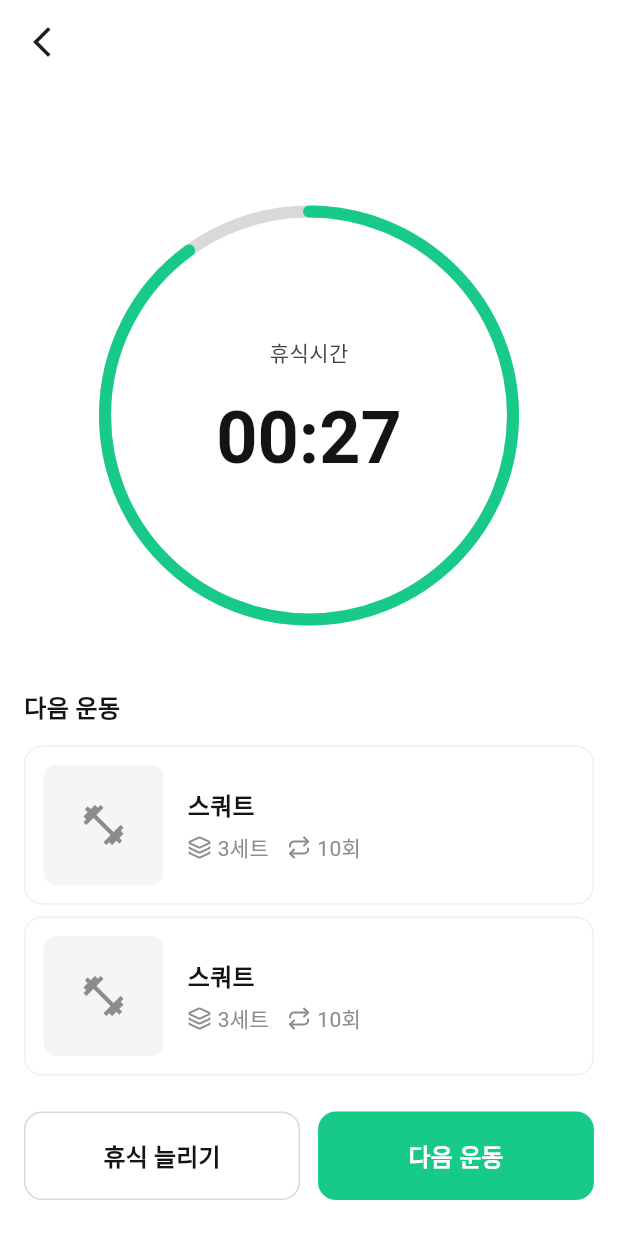
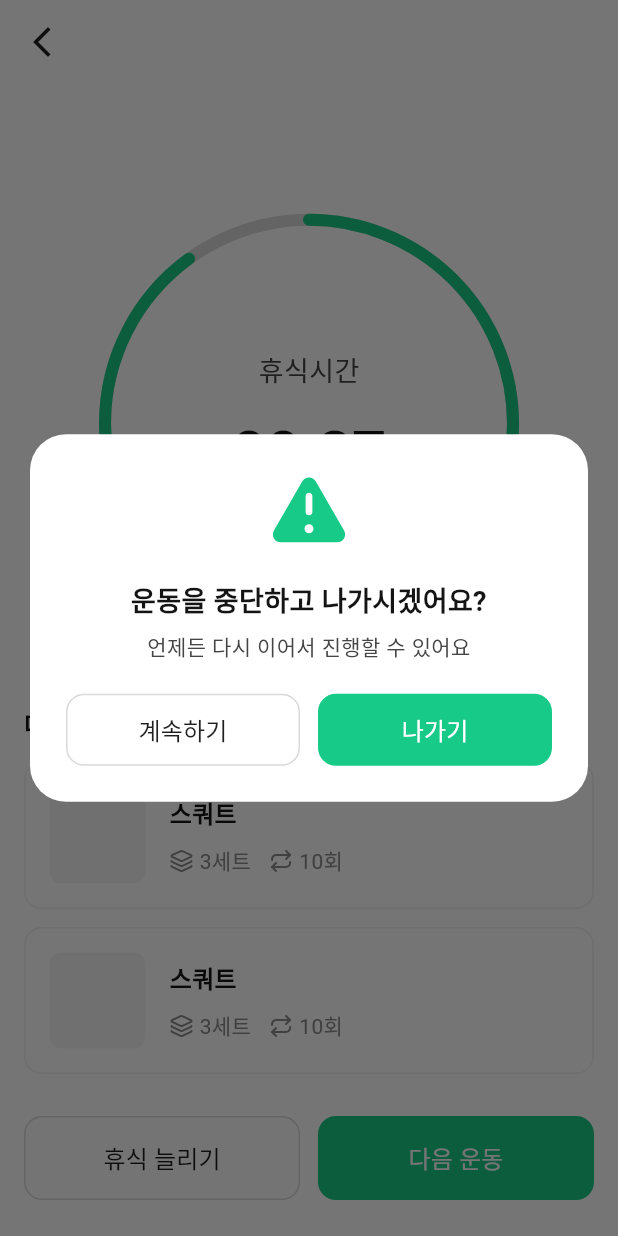
Before and after one commit to MEDILUX-club/DDUDUK, a Flutter app: the ExerciseRestScreen screen opened by its route, after a tap on the "arrow back ios new" icon, on a phone screen of 412 x 824 dp. Run offline on Flutter 3.47's test engine with Material 3 defaults, Android fonts, the light colour scheme and no system bars; our stand-ins replace flutter_svg, go_router, syncfusion_flutter_sliders, video_player; missing offline and left inert: syncfusion_flutter_core; Roboto replaces fonts that are missing (Pretendard).

Commit message:
feat:rest_exit_modal, exercise_routine_card를 rest_screen에 재사용

```diff
--- a/lib/layouts/survey_layout.dart
+++ b/lib/layouts/survey_layout.dart
@@ -116,7 +116,7 @@ class _BottomButtons extends StatelessWidget {
                         ),
                         child: Text(
                           config.prevText!,
-                          style: AppTextStyles.body14Medium,
+                          style: AppTextStyles.body16Medium,
                         ),
                       ),
                     ),
--- a/lib/router.dart
+++ b/lib/router.dart
@@ -30,6 +30,7 @@ import 'package:dduduk_app/screens/exercise/exercise_main_empty_screen.dart';
 import 'package:dduduk_app/screens/exercise/exercise_main_screen.dart';
 import 'package:dduduk_app/screens/exercise/exercise_rest_screen.dart';
 import 'package:dduduk_app/screens/exercise/exercise_survey_fixed1_screen.dart';
+import 'package:dduduk_app/widgets/exercise/exercise_routine_card.dart';
 
 /// 앱 라우터 설정
 ///
@@ -43,7 +44,6 @@ final GoRouter appRouter = GoRouter(
   routes: [
     // =========================================================================
     // Auth Routes
-    // =========================================================================
     GoRoute(
       path: '/',
       name: 'splash',
@@ -211,8 +211,8 @@ final GoRouter appRouter = GoRouter(
 
         // 기본 테스트 데이터
         final defaultNextExercises = [
-          const NextExerciseData(name: '스쿼트', sets: 3, reps: 10),
-          const NextExerciseData(name: '스쿼트', sets: 3, reps: 10),
+          const ExerciseRoutineData(name: '스쿼트', sets: 3, reps: 10),
+          const ExerciseRoutineData(name: '스쿼트', sets: 3, reps: 10),
         ];
 
         return ExerciseRestScreen(
--- a/lib/screens/exercise/exercise_rest_screen.dart
+++ b/lib/screens/exercise/exercise_rest_screen.dart
@@ -2,9 +2,10 @@ import 'dart:async';
 import 'package:flutter/material.dart';
 import 'package:dduduk_app/theme/app_colors.dart';
 import 'package:dduduk_app/theme/app_text_styles.dart';
+import 'package:dduduk_app/widgets/exercise/exercise_routine_card.dart';
+import 'package:dduduk_app/widgets/exercise/rest_alert_banner.dart';
 import 'package:dduduk_app/widgets/exercise/rest_timer_circle.dart';
-import 'package:dduduk_app/widgets/exercise/exercise_next_card.dart';
-import 'package:dduduk_app/widgets/exercise/rest_alert_banner.dart';
+import 'package:dduduk_app/widgets/exercise/rest_exit_modal.dart';
 
 /// 운동 휴식 화면
 ///
@@ -30,7 +31,7 @@ class ExerciseRestScreen extends StatefulWidget {
   final int maxExtensions;
 
   /// 다음 운동 목록
-  final List<NextExerciseData> nextExercises;
+  final List<ExerciseRoutineData> nextExercises;
 
   /// 휴식 완료 시 호출되는 콜백
   final VoidCallback? onRestComplete;
@@ -109,9 +110,26 @@ class _ExerciseRestScreenState extends State<ExerciseRestScreen> {
     widget.onNextExercise?.call();
   }
 
+  Future<void> _handleBack() async {
+    final shouldExit = await showDialog<bool>(
+      context: context,
+      builder: (context) => const RestExitModal(),
+    );
+
+    if (shouldExit == true && mounted) {
+      Navigator.of(context).pop();
+    }
+  }
+
   @override
   Widget build(BuildContext context) {
-    return Scaffold(
+    return PopScope(
+      canPop: false,
+      onPopInvokedWithResult: (bool didPop, dynamic result) async {
+        if (didPop) return;
+        _handleBack();
+      },
+      child: Scaffold(
         backgroundColor: Colors.white,
         body: SafeArea(
           child: Column(
@@ -153,6 +171,7 @@ class _ExerciseRestScreenState extends State<ExerciseRestScreen> {
           ],
         ),
       ),
+      ),
     );
   }
 
@@ -165,7 +184,7 @@ class _ExerciseRestScreenState extends State<ExerciseRestScreen> {
           IconButton(
             icon: const Icon(Icons.arrow_back_ios_new),
             color: AppColors.textNormal,
-            onPressed: () => Navigator.of(context).maybePop(),
+            onPressed: _handleBack,
           ),
           const Spacer(),
         ],
@@ -194,15 +213,7 @@ class _ExerciseRestScreenState extends State<ExerciseRestScreen> {
           const SizedBox(height: 12),
           // 운동 카드 목록
           ...widget.nextExercises.map(
-            (exercise) => Padding(
-              padding: const EdgeInsets.only(bottom: 8),
-              child: ExerciseNextCard(
-                exerciseName: exercise.name,
-                sets: exercise.sets,
-                reps: exercise.reps,
-                imagePath: exercise.imagePath,
-              ),
-            ),
+            (exercise) => ExerciseRoutineCard(exercise: exercise),
           ),
         ],
       ),
@@ -216,20 +227,23 @@ class _ExerciseRestScreenState extends State<ExerciseRestScreen> {
         children: [
           // 휴식 늘리기 버튼
           Expanded(
+            child: SizedBox(
+              height: 56, // BaseButton height match
               child: OutlinedButton(
                 onPressed: _handleExtendRest,
                 style: OutlinedButton.styleFrom(
-                padding: const EdgeInsets.symmetric(vertical: 16),
-                side: BorderSide(color: AppColors.linePrimary),
+                  side: const BorderSide(color: AppColors.linePrimary),
+                  backgroundColor: AppColors.fillBoxDefault,
                   shape: RoundedRectangleBorder(
                     borderRadius: BorderRadius.circular(12),
                   ),
+                  foregroundColor: AppColors.textNormal,
                 ),
                 child: Text(
                   '휴식 늘리기',
-                style: AppTextStyles.body16Regular.copyWith(
-                  fontWeight: FontWeight.w600,
-                  color: AppColors.textStrong,
+                  style: AppTextStyles.body16Medium.copyWith(
+                    color: AppColors.textNormal,
+                  ),
                 ),
               ),
             ),
@@ -237,11 +251,13 @@ class _ExerciseRestScreenState extends State<ExerciseRestScreen> {
           const SizedBox(width: 12),
           // 다음 운동 버튼
           Expanded(
+            child: SizedBox(
+              height: 56, // BaseButton height match
               child: ElevatedButton(
                 onPressed: _handleNextExercise,
                 style: ElevatedButton.styleFrom(
                   backgroundColor: AppColors.primary,
-                padding: const EdgeInsets.symmetric(vertical: 16),
+                  padding: EdgeInsets.zero, // BaseButton uses zero padding usually? Or default.
                   shape: RoundedRectangleBorder(
                     borderRadius: BorderRadius.circular(12),
                   ),
@@ -249,9 +265,9 @@ class _ExerciseRestScreenState extends State<ExerciseRestScreen> {
                 ),
                 child: Text(
                   '다음 운동',
-                style: AppTextStyles.body16Regular.copyWith(
-                  fontWeight: FontWeight.w600,
+                  style: AppTextStyles.body16Medium.copyWith(
                     color: Colors.white,
+                  ),
                 ),
               ),
             ),
@@ -261,18 +277,3 @@ class _ExerciseRestScreenState extends State<ExerciseRestScreen> {
     );
   }
 }
-
-/// 다음 운동 데이터 클래스
-class NextExerciseData {
-  const NextExerciseData({
-    required this.name,
-    required this.sets,
-    required this.reps,
-    this.imagePath,
-  });
-
-  final String name;
-  final int sets;
-  final int reps;
-  final String? imagePath;
-}
--- a/lib/widgets/exercise/exercise_next_card.dart
+++ /dev/null
@@ -1,166 +0,0 @@
-import 'package:flutter/material.dart';
-import 'package:flutter_svg/flutter_svg.dart';
-import 'package:dduduk_app/theme/app_colors.dart';
-import 'package:dduduk_app/theme/app_text_styles.dart';
-
-/// 다음 운동 정보를 표시하는 카드 위젯
-///
-/// [exerciseName] - 운동 이름
-/// [sets] - 세트 수
-/// [reps] - 횟수
-/// [imagePath] - 운동 이미지 경로 (optional)
-class ExerciseNextCard extends StatelessWidget {
-  const ExerciseNextCard({
-    super.key,
-    required this.exerciseName,
-    required this.sets,
-    required this.reps,
-    this.imagePath,
-  });
-
-  /// 운동 이름
-  final String exerciseName;
-
-  /// 세트 수
-  final int sets;
-
-  /// 횟수
-  final int reps;
-
-  /// 운동 이미지 경로 (optional)
-  final String? imagePath;
-
-  @override
-  Widget build(BuildContext context) {
-    return Container(
-      padding: const EdgeInsets.all(12),
-      decoration: BoxDecoration(
-        color: Colors.white,
-        borderRadius: BorderRadius.circular(12),
-        border: Border.all(color: AppColors.lineNeutral),
-      ),
-      child: Row(
-        children: [
-          // 운동 이미지
-          _buildImage(),
-          const SizedBox(width: 16),
-          // 운동 정보
-          Expanded(
-            child: Column(
-              crossAxisAlignment: CrossAxisAlignment.start,
-              children: [
-                // 운동 이름
-                Text(
-                  exerciseName,
-                  style: AppTextStyles.body16Regular.copyWith(
-                    fontWeight: FontWeight.w600,
-                    color: AppColors.textStrong,
-                  ),
-                ),
-                const SizedBox(height: 4),
-                // 세트/횟수 정보
-                Row(
-                  children: [
-                    // 세트 아이콘 + 텍스트
-                    SvgPicture.asset(
-                      'assets/icons/ic_set.svg',
-                      width: 16,
-                      height: 16,
-                      colorFilter: ColorFilter.mode(
-                        AppColors.textAssistive,
-                        BlendMode.srcIn,
-                      ),
-                    ),
-                    const SizedBox(width: 4),
-                    Text(
-                      '$sets세트',
-                      style: AppTextStyles.body14Regular.copyWith(
-                        color: AppColors.textAssistive,
-                      ),
-                    ),
-                    const SizedBox(width: 12),
-                    // 횟수 아이콘 + 텍스트
-                    SvgPicture.asset(
-                      'assets/icons/ic_lap.svg',
-                      width: 16,
-                      height: 16,
-                      colorFilter: ColorFilter.mode(
-                        AppColors.textAssistive,
-                        BlendMode.srcIn,
-                      ),
-                    ),
-                    const SizedBox(width: 4),
-                    Text(
-                      '$reps회',
-                      style: AppTextStyles.body14Regular.copyWith(
-                        color: AppColors.textAssistive,
-                      ),
-                    ),
-                  ],
-                ),
-              ],
-            ),
-          ),
-        ],
-      ),
-    );
-  }
-
-  /// 운동 이미지 빌드
-  Widget _buildImage() {
-    if (imagePath == null || imagePath!.isEmpty) {
-      // 기본 플레이스홀더
-      return Container(
-        width: 80,
-        height: 80,
-        decoration: BoxDecoration(
-          color: AppColors.fillDefault,
-          borderRadius: BorderRadius.circular(8),
-        ),
-        child: Center(
-          child: Icon(
-            Icons.fitness_center,
-            size: 32,
-            color: AppColors.textAssistive,
-          ),
-        ),
-      );
-    }
-
-    // SVG 또는 일반 이미지
-    if (imagePath!.endsWith('.svg')) {
-      return ClipRRect(
-        borderRadius: BorderRadius.circular(8),
-        child: SvgPicture.asset(
-          imagePath!,
-          width: 80,
-          height: 80,
-          fit: BoxFit.cover,
-        ),
-      );
-    } else {
-      return ClipRRect(
-        borderRadius: BorderRadius.circular(8),
-        child: Image.asset(
-          imagePath!,
-          width: 80,
-          height: 80,
-          fit: BoxFit.cover,
-          errorBuilder: (context, error, stackTrace) => Container(
-            width: 80,
-            height: 80,
-            decoration: BoxDecoration(
-              color: AppColors.fillDefault,
-              borderRadius: BorderRadius.circular(8),
-            ),
-            child: const Icon(
-              Icons.image_not_supported,
-              size: 32,
-              color: Colors.grey,
-            ),
-          ),
-        ),
-      );
-    }
-  }
-}
--- a/lib/widgets/exercise/exercise_routine_card.dart
+++ b/lib/widgets/exercise/exercise_routine_card.dart
@@ -62,7 +62,7 @@ class ExerciseRoutineData {
     required this.name,
     required this.sets,
     required this.reps,
-    required this.difficulty,
+    this.difficulty,
     this.imagePath,
   });
 
@@ -76,7 +76,7 @@ class ExerciseRoutineData {
   final int reps;
 
   /// 난이도 (1~4)
-  final int difficulty;
+  final int? difficulty;
 
   /// 운동 이미지 경로 (optional)
   final String? imagePath;
@@ -134,6 +134,7 @@ class ExerciseRoutineCard extends StatelessWidget {
                         color: AppColors.textStrong,
                       ),
                     ),
+                    if (exercise.difficulty != null) ...[
                       const SizedBox(width: 8),
                       // 난이도 라벨
                       Container(
@@ -164,7 +165,7 @@ class ExerciseRoutineCard extends StatelessWidget {
                                 margin: const EdgeInsets.only(right: 2),
                                 decoration: BoxDecoration(
                                   shape: BoxShape.circle,
-                                color: index < exercise.difficulty
+                                  color: index < exercise.difficulty!
                                       ? AppColors.primary
                                       : AppColors.linePrimary,
                                 ),
@@ -173,6 +174,7 @@ class ExerciseRoutineCard extends StatelessWidget {
                           ],
                         ),
                       ),
+                    ],
                   ],
                 ),
                 const SizedBox(height: 8),
--- a/lib/widgets/exercise/rest_alert_banner.dart
+++ b/lib/widgets/exercise/rest_alert_banner.dart
@@ -1,5 +1,4 @@
 import 'package:flutter/material.dart';
-import 'package:flutter_svg/flutter_svg.dart';
 import 'package:dduduk_app/theme/app_colors.dart';
 import 'package:dduduk_app/theme/app_text_styles.dart';
 
@@ -111,14 +110,10 @@ class _RestAlertBannerState extends State<RestAlertBanner>
             mainAxisSize: MainAxisSize.min,
             children: [
               // 시계 아이콘
-              SvgPicture.asset(
-                'assets/icons/ic_clock.svg',
-                width: 20,
-                height: 20,
-                colorFilter: ColorFilter.mode(
-                  AppColors.textNeutral,
-                  BlendMode.srcIn,
-                ),
+              Icon(
+                Icons.access_time,
+                size: 20,
+                color: AppColors.primary,
               ),
               const SizedBox(width: 8),
               // 메시지 텍스트
--- /dev/null
+++ b/lib/widgets/exercise/rest_exit_modal.dart
@@ -0,0 +1,107 @@
+import 'package:flutter/material.dart';
+import 'package:flutter_svg/flutter_svg.dart';
+import 'package:dduduk_app/theme/app_colors.dart';
+import 'package:dduduk_app/theme/app_text_styles.dart';
+
+/// 운동을 중단하고 나갈지 확인하는 다이얼로그
+///
+/// [Navigator.pop]을 통해 결과 반환:
+/// - true: 나가기
+/// - false: 계속하기 (또는 null)
+class RestExitModal extends StatelessWidget {
+  const RestExitModal({super.key});
+
+  @override
+  Widget build(BuildContext context) {
+    return Dialog(
+      backgroundColor: Colors.white,
+      insetPadding: const EdgeInsets.symmetric(horizontal: 20), // 가로 길이를 늘림 (기본값보다 여백 줄임)
+      shape: RoundedRectangleBorder(
+        borderRadius: BorderRadius.circular(24),
+      ),
+      child: Padding(
+        padding: const EdgeInsets.symmetric(horizontal: 24.0, vertical: 24.0), // 세로 패딩 더 축소
+        child: Column(
+          mainAxisSize: MainAxisSize.min,
+          children: [
+            // 경고 아이콘
+            SvgPicture.asset(
+              'assets/icons/ic_warning.svg',
+              width: 60, // 아이콘 크기 약간 축소 (선택사항, 세로 길이 줄이는데 도움됨)
+              height: 60,
+            ),
+            const SizedBox(height: 12), // 간격 축소
+            // 제목
+            Text(
+              '운동을 중단하고 나가시겠어요?',
+              style: AppTextStyles.body18SemiBold.copyWith(
+                color: AppColors.textStrong,
+              ),
+              textAlign: TextAlign.center,
+            ),
+            const SizedBox(height: 4),
+            // 내용
+            Text(
+              '언제든 다시 이어서 진행할 수 있어요',
+              style: AppTextStyles.body14Medium.copyWith(
+                color: AppColors.textNeutral,
+              ),
+              textAlign: TextAlign.center,
+            ),
+            const SizedBox(height: 20), // 간격 축소
+            // 버튼 영역
+            Row(
+              children: [
+                // 계속하기 버튼 (취소)
+                Expanded(
+                  child: SizedBox(
+                    height: 48, // 버튼 세로 길이 줄임 (56 -> 48)
+                    child: OutlinedButton(
+                      onPressed: () => Navigator.of(context).pop(false),
+                      style: OutlinedButton.styleFrom(
+                        side: const BorderSide(color: AppColors.linePrimary),
+                        shape: RoundedRectangleBorder(
+                          borderRadius: BorderRadius.circular(12),
+                        ),
+                        backgroundColor: Colors.white,
+                      ),
+                      child: Text(
+                        '계속하기',
+                        style: AppTextStyles.body16Medium.copyWith(
+                          color: AppColors.textNormal,
+                        ),
+                      ),
+                    ),
+                  ),
+                ),
+                const SizedBox(width: 12),
+                // 나가기 버튼 (확인)
+                Expanded(
+                  child: SizedBox(
+                    height: 48, // 버튼 세로 길이 줄임 (56 -> 48)
+                    child: ElevatedButton(
+                      onPressed: () => Navigator.of(context).pop(true),
+                      style: ElevatedButton.styleFrom(
+                        backgroundColor: AppColors.primary,
+                        shape: RoundedRectangleBorder(
+                          borderRadius: BorderRadius.circular(12),
+                        ),
+                        elevation: 0,
+                      ),
+                      child: Text(
+                        '나가기',
+                        style: AppTextStyles.body16Medium.copyWith(
+                          color: Colors.white,
+                        ),
+                      ),
+                    ),
+                  ),
+                ),
+              ],
+            ),
+          ],
+        ),
+      ),
+    );
+  }
+}
--- a/lib/widgets/exercise/rest_timer_circle.dart
+++ b/lib/widgets/exercise/rest_timer_circle.dart
@@ -42,7 +42,7 @@ class RestTimerCircle extends StatelessWidget {
               // "휴식시간" 라벨
               Text(
                 '휴식시간',
-                style: AppTextStyles.body14Medium.copyWith(
+                style: AppTextStyles.body18Medium.copyWith(
                   color: AppColors.textNeutral,
                 ),
               ),
@@ -51,7 +51,7 @@ class RestTimerCircle extends StatelessWidget {
               Text(
                 _formatTime(remainingSeconds),
                 style: AppTextStyles.titleText1.copyWith(
-                  fontSize: 48,
+                  fontSize: 40,
                   fontWeight: FontWeight.w700,
                   color: AppColors.textStrong,
                 ),
```
Lines whose indentation alone changed are shown as unchanged.
